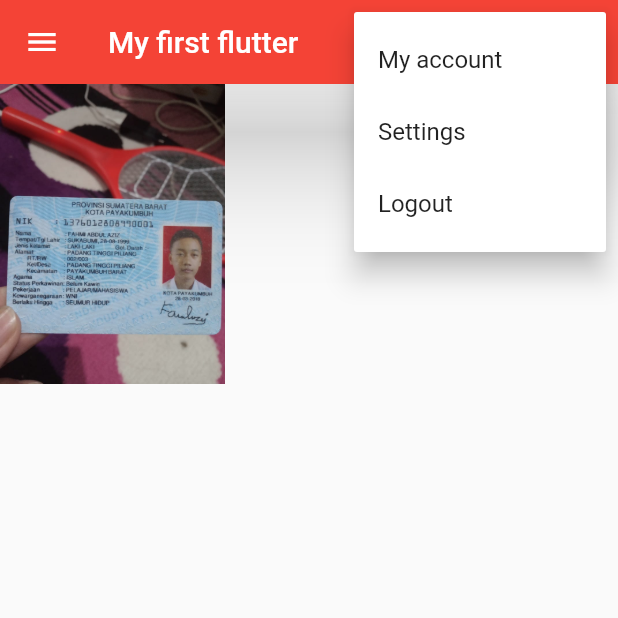
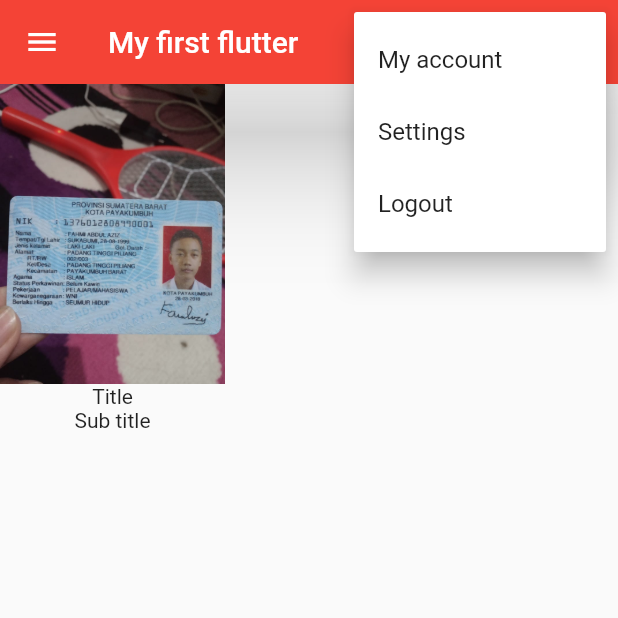
Before and after one commit to fahmi54321/my_first_flutter, a Flutter app: the screen it shows after launch, after a tap on the "more vert" icon, on a phone screen of 412 x 824 dp, the top half of it. Run offline on Flutter 3.47's test engine with Material 2 defaults, Android fonts, the phone set to English and light mode, and no system bars.

Commit message:
basic ui

```diff
--- /dev/null
+++ b/lib/images_widget/BasicUi.dart
@@ -0,0 +1,68 @@
+import 'package:flutter/material.dart';
+
+class BasicUi extends StatelessWidget {
+  const BasicUi({Key? key}) : super(key: key);
+
+  @override
+  Widget build(BuildContext context) {
+    return Scaffold(
+      appBar: AppBar(
+        title: Text("My first flutter"),
+        backgroundColor: Colors.red,
+        elevation: 30.0,
+        actions: <Widget>[
+          IconButton(
+              icon: const Icon(Icons.add_alert),
+              tooltip: 'Show Snackbar',
+              onPressed: () {
+                ScaffoldMessenger.of(context)
+                    .showSnackBar(const SnackBar(content: Text('Snackbar')));
+              }),
+          TextButton(onPressed: () {}, child: Text("Text button")),
+          PopupMenuButton(itemBuilder: (context) {
+            return [
+              PopupMenuItem<int>(
+                child: Text("My account"),
+                value: 0,
+              ),
+              PopupMenuItem<int>(
+                child: Text("Settings"),
+                value: 1,
+              ),
+              PopupMenuItem<int>(
+                child: Text("Logout"),
+                value: 2,
+              )
+            ];
+          }, onSelected: (value) {
+            if (value == 0) {
+              ScaffoldMessenger.of(context)
+                  .showSnackBar(const SnackBar(content: Text('My accounnt')));
+            } else if (value == 1) {
+              ScaffoldMessenger.of(context)
+                  .showSnackBar(const SnackBar(content: Text('Settings')));
+            } else if (value == 2) {
+              ScaffoldMessenger.of(context)
+                  .showSnackBar(const SnackBar(content: Text('Logout')));
+            }
+          })
+        ],
+        leading: IconButton(
+          onPressed: () {},
+          icon: Icon(Icons.menu),
+        ),
+      ),
+      body: SafeArea(
+        child: Container(
+          child: Column(
+            children: [
+              Image(image: AssetImage('assets/gambar/ktp.jpeg'),height: 200,),
+              Text("Title"),
+              Text("Sub title")
+            ],
+          ),
+        ),
+      ),
+    );
+  }
+}
--- a/lib/main.dart
+++ b/lib/main.dart
@@ -2,6 +2,7 @@ import 'package:flutter/material.dart';
 import 'package:my_first_flutter/app_bar/app_bar_default.dart';
 import 'package:my_first_flutter/app_bar/silver_app_bar.dart';
 
+import 'images_widget/BasicUi.dart';
 import 'images_widget/LoadImage.dart';
 
 void main() {
@@ -29,6 +30,6 @@ class MyApp extends StatelessWidget {
           // is not restarted.
           primarySwatch: Colors.blue,
         ),
-        home: LoadImage());
+        home: BasicUi());
   }
 }
```
